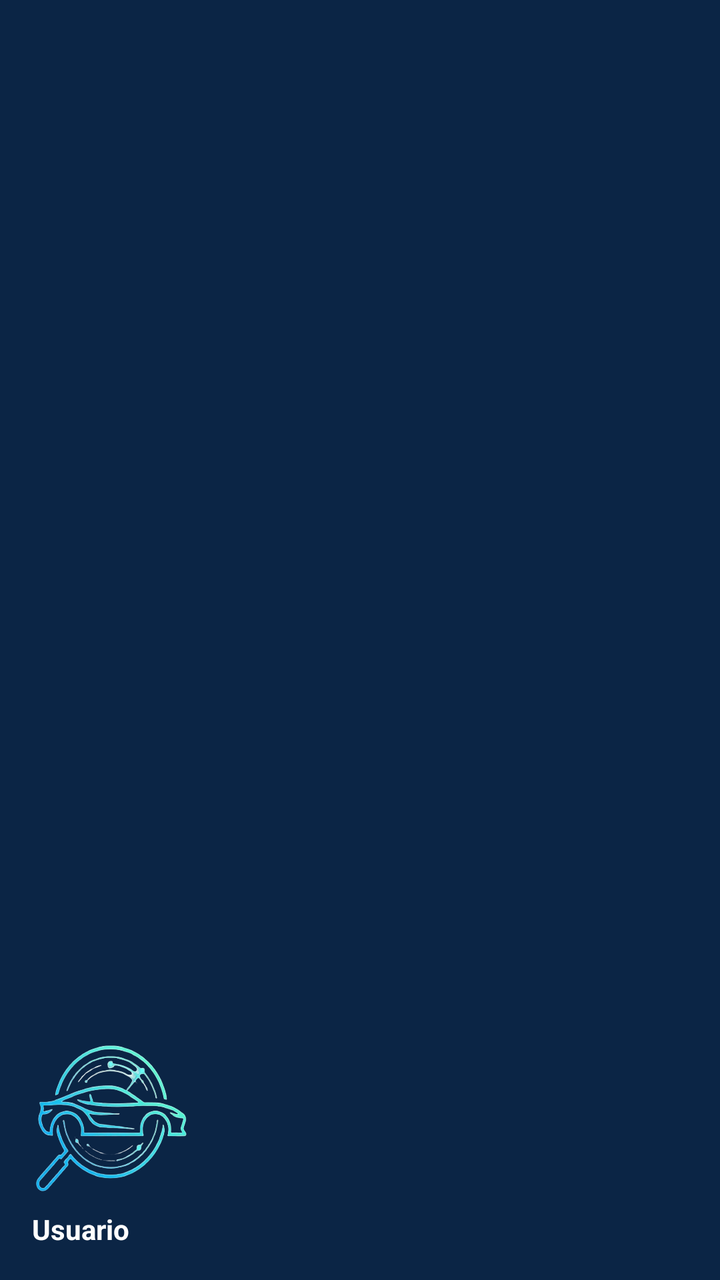
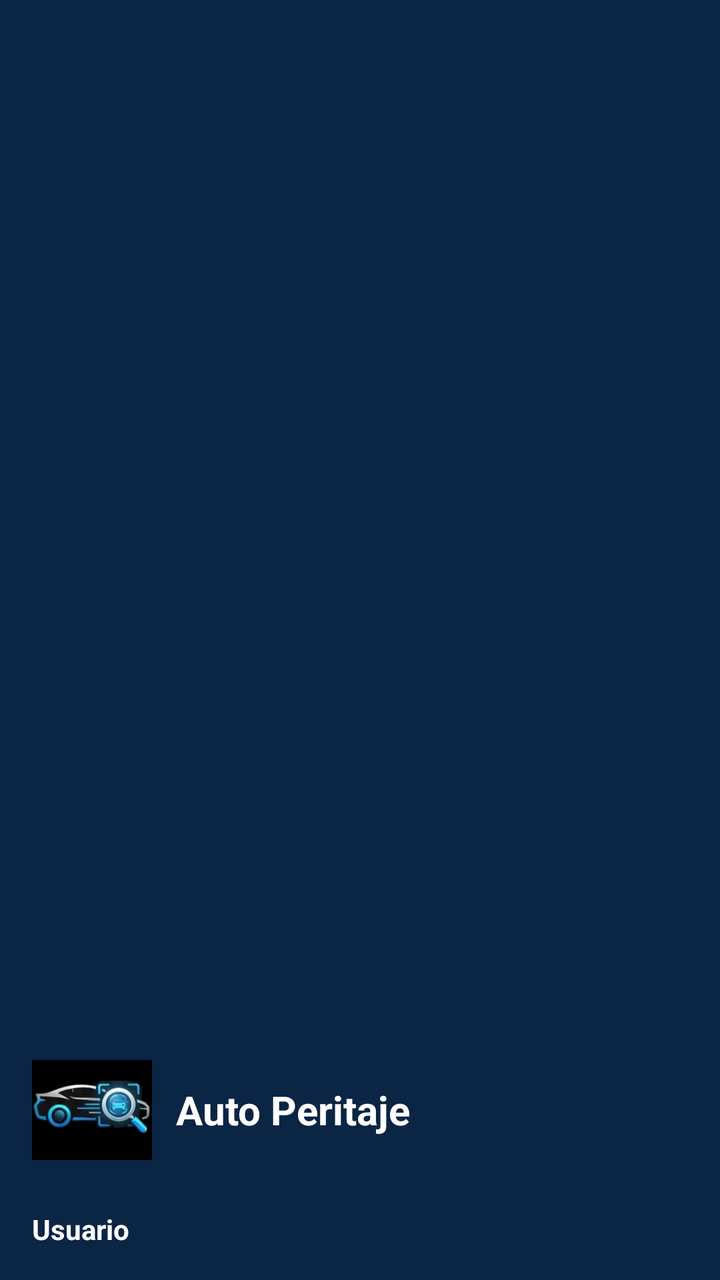

An Android layout rendered at two revisions. The XML below is the earlier revision; the diff shows what the commit changed to produce the second picture.
<!-- AndroidManifest.xml: application theme Theme.Enpartesapp -->
<!-- res/layout/nav_header_main.xml -->
<?xml version="1.0" encoding="utf-8"?>
<LinearLayout xmlns:android="http://schemas.android.com/apk/res/android"
    xmlns:app="http://schemas.android.com/apk/res-auto"
    android:layout_width="match_parent"
    android:layout_height="@dimen/nav_header_height"
    android:background="#0B2545"
    android:gravity="bottom"
    android:orientation="vertical"
    android:paddingLeft="@dimen/activity_horizontal_margin"
    android:paddingTop="@dimen/activity_vertical_margin"
    android:paddingRight="@dimen/activity_horizontal_margin"
    android:paddingBottom="@dimen/activity_vertical_margin"
    android:id="@+id/navigation_header_lateral_bar">

    <ImageView
        android:id="@+id/imageView"
        android:layout_width="match_parent"
        android:layout_height="75dp"
        android:scaleType="fitStart"
        android:contentDescription="@string/nav_header_desc"
        app:srcCompat="@drawable/logo_auto_perito_nobg" />

    <LinearLayout
        android:layout_width="match_parent"
        android:layout_height="wrap_content"
        android:orientation="horizontal"
        android:paddingTop="@dimen/nav_header_vertical_spacing">

        <TextView
            android:id="@+id/titulousuario"
            android:layout_width="wrap_content"
            android:layout_height="wrap_content"
            android:text="@string/nav_header_title"
            android:textAppearance="@style/TextAppearance.AppCompat.Body1"
            android:textColor="@color/colorBlanco"
            android:textStyle="bold" />

        <TextView
            android:id="@+id/username"
            android:layout_width="wrap_content"
            android:layout_height="wrap_content"
            android:layout_marginStart="8dp"
            android:textAppearance="@style/TextAppearance.AppCompat.Body1"
            android:textColor="@color/colorBlanco"
            android:textStyle="bold" />
    </LinearLayout>

    <TextView
        android:id="@+id/subtitle"
        android:layout_width="wrap_content"
        android:layout_height="wrap_content"
        android:text="@string/nav_header_subtitle"
        android:textColor="#E2E8F0"
        android:visibility="gone"/>
</LinearLayout>
<!-- resources referenced by this layout -->
<resources>
  <color name="colorBlanco">#FFFFFF</color>
  <dimen name="activity_horizontal_margin">16dp</dimen>
  <dimen name="activity_vertical_margin">16dp</dimen>
  <dimen name="nav_header_height">176dp</dimen>
  <dimen name="nav_header_vertical_spacing">8dp</dimen>
  <!-- drawable logo_auto_perito_nobg: png bitmap (drawable, 175066 bytes) -->
  <string name="nav_header_desc">Navigation header</string>
  <string name="nav_header_subtitle">laenpartes@gmail.com</string>
  <string name="nav_header_title">Usuario</string>
  <style name="Theme.Enpartesapp" parent="Theme.MaterialComponents.DayNight.DarkActionBar">
          
          <item name="colorPrimary">@color/purple_500</item>
          <item name="colorPrimaryVariant">@color/purple_700</item>
          
          <item name="colorSecondary">@color/teal_200</item>
          <item name="colorSecondaryVariant">@color/teal_700</item>
          
          <item name="android:statusBarColor">?attr/colorPrimaryVariant</item>
          
          <item name="android:textColor">@color/my_high_contrast_text_color</item>
          <item name="colorSurface">@color/my_high_contrast_background_color</item>
          <item name="editTextColor">@color/my_high_contrast_text_color</item>
          <item name="colorControlNormal">@color/my_high_contrast_text_color</item>
          <item name="colorControlActivated">@color/my_high_contrast_text_color</item>
          <item name="colorControlHighlight">@color/my_high_contrast_text_color</item>
          <item name="colorOnPrimary">@color/my_high_contrast_text_color</item>
          <item name="colorOnSecondary">@color/my_high_contrast_text_color</item>
      </style>
  <color name="purple_500">#FF6200EE</color>
  <color name="purple_700">#FF3700B3</color>
  <color name="teal_200">#FF03DAC5</color>
  <color name="teal_700">#FF018786</color>
  <color name="my_high_contrast_text_color">#FF000000</color>
  <color name="my_high_contrast_background_color">#FFFFFFFF</color>
</resources>

<!-- the commit's change to res/layout/nav_header_main.xml (unified diff, before → after) -->
@@ -12,13 +12,31 @@
     android:paddingBottom="@dimen/activity_vertical_margin"
     android:id="@+id/navigation_header_lateral_bar">
 
-    <ImageView
-        android:id="@+id/imageView"
+    <LinearLayout
         android:layout_width="match_parent"
-        android:layout_height="75dp"
-        android:scaleType="fitStart"
-        android:contentDescription="@string/nav_header_desc"
-        app:srcCompat="@drawable/logo_auto_perito_nobg" />
+        android:layout_height="wrap_content"
+        android:orientation="horizontal"
+        android:gravity="center_vertical"
+        android:layout_marginBottom="12dp">
+
+        <ImageView
+            android:id="@+id/imageView"
+            android:layout_width="60dp"
+            android:layout_height="60dp"
+            android:scaleType="fitCenter"
+            android:contentDescription="@string/nav_header_desc"
+            app:srcCompat="@drawable/logo_auto_perito_nobg" />
+
+        <TextView
+            android:id="@+id/tv_header_title"
+            android:layout_width="wrap_content"
+            android:layout_height="wrap_content"
+            android:layout_marginStart="12dp"
+            android:text="@string/auto_peritaje"
+            android:textColor="@color/colorBlanco"
+            android:textSize="20sp"
+            android:textStyle="bold" />
+    </LinearLayout>
 
     <LinearLayout
         android:layout_width="match_parent"
<!-- resource entries referenced after the edit -->
@@ -5,7 +5,8 @@
   <dimen name="activity_vertical_margin">16dp</dimen>
   <dimen name="nav_header_height">176dp</dimen>
   <dimen name="nav_header_vertical_spacing">8dp</dimen>
-  <!-- drawable logo_auto_perito_nobg: png bitmap (drawable, 175066 bytes) -->
+  <!-- drawable logo_auto_perito_nobg: png bitmap (drawable, 139657 bytes) -->
+  <string name="auto_peritaje">Auto Peritaje</string>
   <string name="nav_header_desc">Navigation header</string>
   <string name="nav_header_subtitle">laenpartes@gmail.com</string>
   <string name="nav_header_title">Usuario</string>
